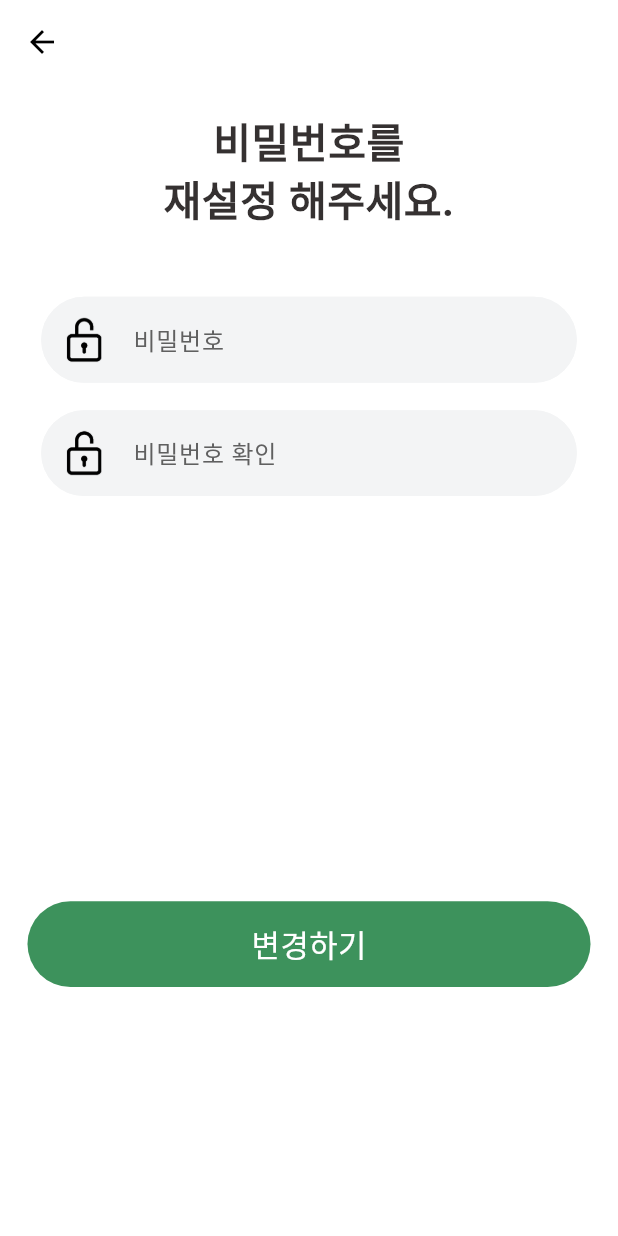
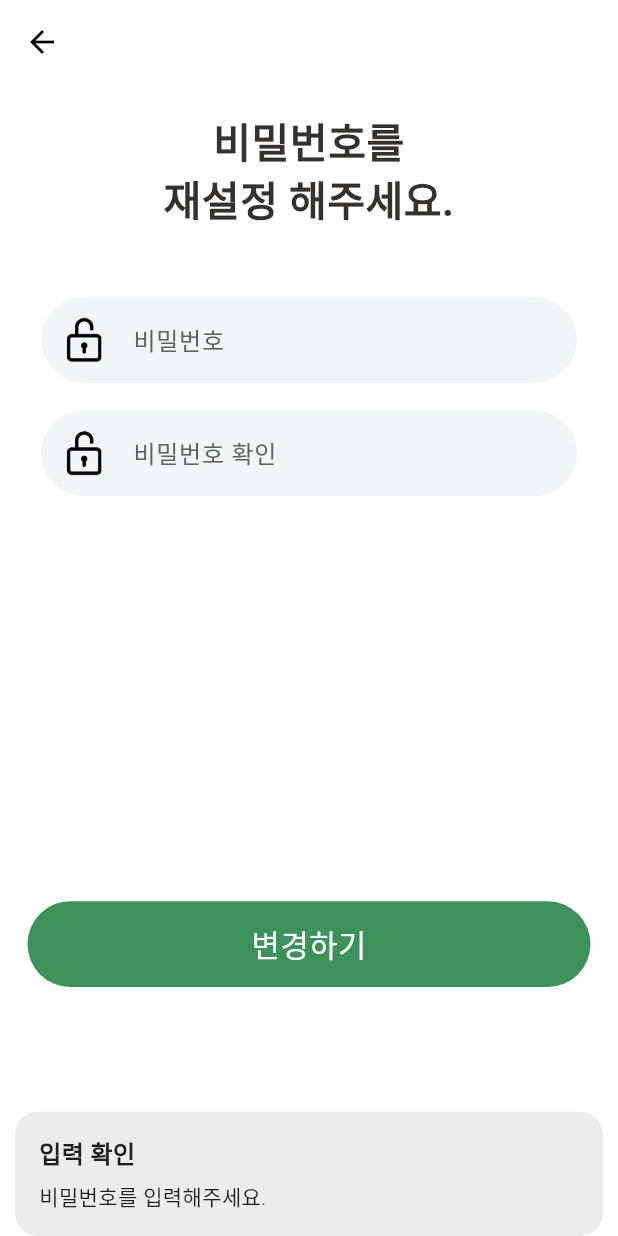
Before and after one commit to kistseri/hoglehogle, a Flutter app: the PasswordResetScreen screen opened directly with empty values, after a tap on "변경하기", on a phone screen of 412 x 824 dp. Run offline on Flutter 3.47's test engine with Material 3 defaults, Android fonts, the phone set to English and light mode, and no system bars; our stand-ins replace carousel_slider, connectivity_plus, convert, dio, flip_card, flutter_dotenv and 18 more; missing offline and left inert: app_version_update, encrypt, flame, in_app_purchase_storekit, kakao_flutter_sdk; accounts and stored records are empty; network calls fail; Roboto replaces fonts that are missing (NotoSansKR-Regular, mainFont); project files that could hold a hidden picture were left out.

Commit message:
앱 시작·로그인·회원가입 수정

```diff
--- a/lib/screens/auth/find/password_reset_screen.dart
+++ b/lib/screens/auth/find/password_reset_screen.dart
@@ -1,5 +1,6 @@
 import 'package:flutter/material.dart';
 import 'package:flutter_screenutil/flutter_screenutil.dart';
+import 'package:get/get.dart';
 import 'package:hoho_hanja/_core/colors.dart';
 import 'package:hoho_hanja/_core/constants.dart';
 import 'package:hoho_hanja/_core/size.dart';
@@ -19,6 +20,15 @@ class PasswordResetScreen extends StatefulWidget {
 class _PasswordResetScreenState extends State<PasswordResetScreen> {
   final TextEditingController passwordController = TextEditingController();
   final TextEditingController passwordConfirmController = TextEditingController();
+
+  void _showInputError(String message) {
+    Get.snackbar(
+      '입력 확인',
+      message,
+      snackPosition: SnackPosition.BOTTOM,
+      duration: const Duration(seconds: 3),
+    );
+  }
 
   @override
   Widget build(BuildContext context) {
@@ -66,7 +76,23 @@ class _PasswordResetScreenState extends State<PasswordResetScreen> {
               ),
               GestureDetector(
                 onTap: () {
-                  passwordResetService(widget.id, sha256_convertHash(passwordController.text));
+                  final password = passwordController.text;
+                  final passwordConfirm = passwordConfirmController.text;
+
+                  if (password.isEmpty) {
+                    _showInputError('비밀번호를 입력해주세요.');
+                    return;
+                  }
+                  if (password.length < 6) {
+                    _showInputError('비밀번호는 6자 이상이어야 합니다.');
+                    return;
+                  }
+                  if (password != passwordConfirm) {
+                    _showInputError('비밀번호와 비밀번호 확인이 일치하지 않습니다.');
+                    return;
+                  }
+
+                  passwordResetService(widget.id, sha256_convertHash(password));
                 },
                 child: Container(
                   width: double.infinity,
--- a/lib/screens/auth/join/join_screen.dart
+++ b/lib/screens/auth/join/join_screen.dart
@@ -80,6 +80,8 @@ class _JoinScreenState extends State<JoinScreen> {
                   hintText: '이메일',
                   icon: 'assets/images/icon/login_id.png',
                   type: TextFieldType.email,
+                  // 소셜 가입(카카오/구글/애플)은 제공된 이메일을 수정할 수 없게 한다.
+                  readOnly: widget.method != "0",
                 ),
                 SizedBox(height: gapQuarter),
                 widget.method != "4"
--- a/lib/screens/auth/join/join_widgets/join_textfield.dart
+++ b/lib/screens/auth/join/join_widgets/join_textfield.dart
@@ -11,6 +11,7 @@ class JoinTextField extends StatelessWidget {
   final String icon;
   final TextFieldType type;
   final FocusNode? focusNode;
+  final bool readOnly;
 
   const JoinTextField({
     super.key,
@@ -19,6 +20,7 @@ class JoinTextField extends StatelessWidget {
     required this.icon,
     required this.type,
     this.focusNode,
+    this.readOnly = false,
   });
 
   @override
@@ -30,6 +32,7 @@ class JoinTextField extends StatelessWidget {
         child: TextField(
           focusNode: focusNode,
           controller: controller,
+          readOnly: readOnly,
           decoration: InputDecoration(
               hintText: hintText,
               hintStyle: const TextStyle(color: mFontSub),
--- a/lib/services/auth/login/auto_login.dart
+++ b/lib/services/auth/login/auto_login.dart
@@ -56,8 +56,8 @@ Future<Widget> checkAndPerformAutoLogin() async {
   final pwd = checkStoredUserInfoController.storedUserPassword;
   final LoginDTO loginDTO = LoginDTO(email: id, shaPassword: pwd);
 
-  // 네트워크 연결 확인
-  if (connectivityController.isConnected.value) {
+  // 네트워크 연결 확인 (시작 직후 Rx 초기값(false)에 걸리지 않도록 즉시 확인)
+  if (await connectivityController.checkConnection()) {
     // 기기에 저장된 로그인 정보가 있고, 자동 로그인 체크 된 경우
     // 자동 로그인 후 홈 화면으로 이동
     if (isUserInfoStored && isAutoLoginChecked) {
```
Also changed, not shown: lib/data/DTO/requestDTO/joinDTO.dart (+10 -3 lines), lib/main.dart (+12 -6 lines), lib/screens/auth/join/join_widgets/join_check_box.dart (+70 -12 lines), lib/services/auth/login/social/kakao_service.dart (+55 -46 lines), lib/utils/network_check.dart (+13 -9 lines).
